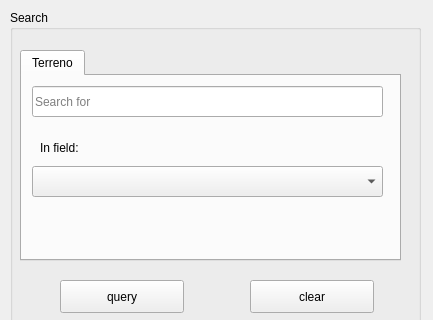
SwissTierrasColombia/Asistente-LADM-COL, file asistente_ladm_col/ui/dockwidget_queries.ui: the form before one commit; both pictures show x 0 to 433 and y 0 to 320 of the 433 by 669 pixel window.
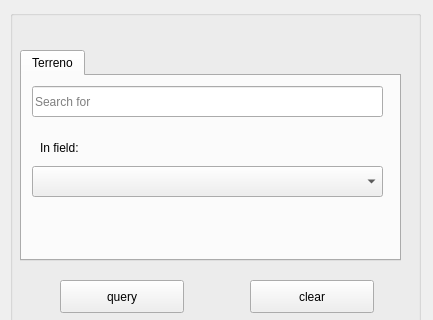
The form after the commit.

```diff
--- a/asistente_ladm_col/ui/dockwidget_queries.ui
+++ b/asistente_ladm_col/ui/dockwidget_queries.ui
@@ -46,7 +46,7 @@
     </rect>
    </property>
    <property name="title">
-    <string>Search</string>
+    <string/>
    </property>
    <widget class="QTabWidget" name="tabWidget">
     <property name="geometry">
```
